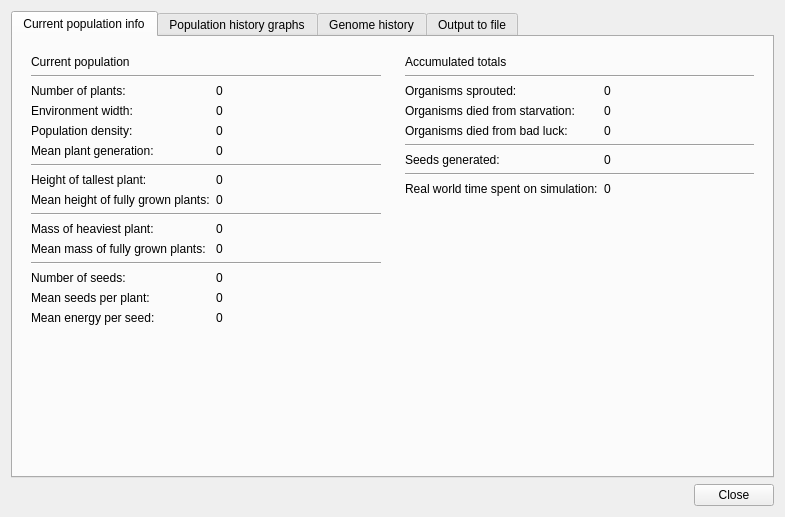
Old version of the form ui/statsandhistorydialog.ui in the repository rrwick/Grovolve.
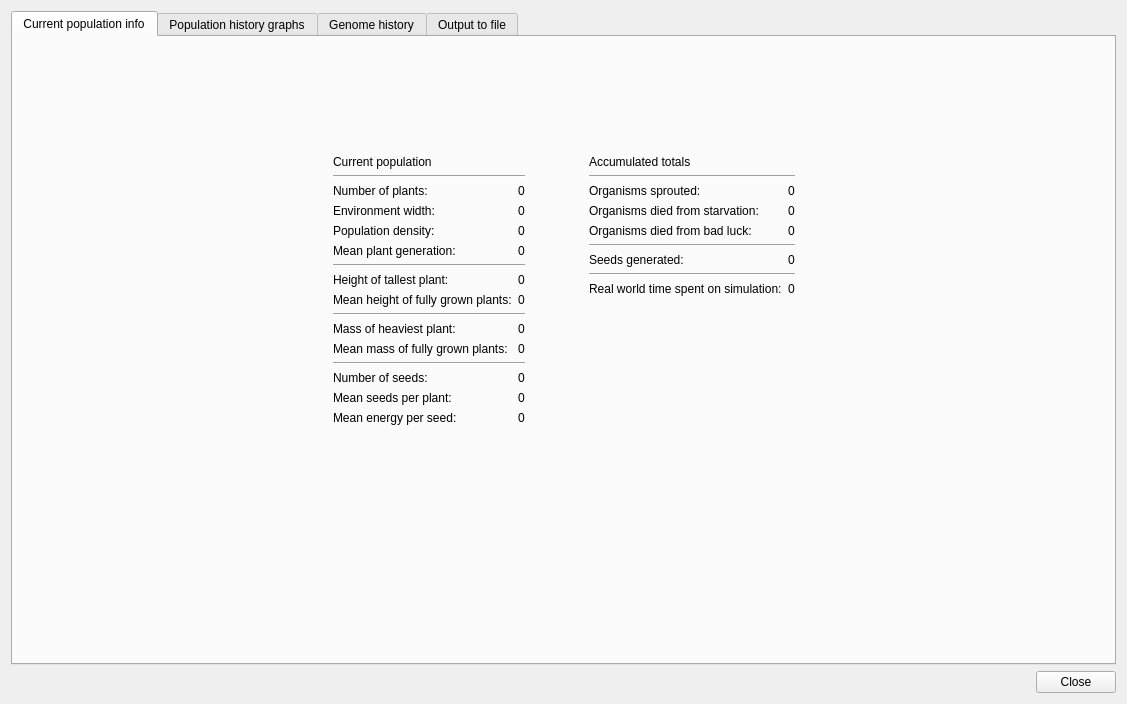
New version of the form. Custom widgets are drawn as their Qt base class.

Commit message: Adjust positioning in information dialog

The edit to the form file:
```diff
--- a/ui/statsandhistorydialog.ui
+++ b/ui/statsandhistorydialog.ui
@@ -6,8 +6,8 @@
    <rect>
     <x>0</x>
     <y>0</y>
-    <width>785</width>
-    <height>517</height>
+    <width>1127</width>
+    <height>704</height>
    </rect>
   </property>
   <property name="windowTitle">
@@ -26,10 +26,169 @@
       <attribute name="title">
        <string>Current population info</string>
       </attribute>
-      <layout class="QHBoxLayout" name="horizontalLayout">
-       <item>
+      <layout class="QGridLayout" name="gridLayout_4">
+       <item row="1" column="3">
+        <widget class="QWidget" name="widget_3" native="true">
+         <layout class="QGridLayout" name="gridLayout_2">
+          <item row="2" column="0">
+           <widget class="QLabel" name="label_5">
+            <property name="text">
+             <string>Organisms sprouted:</string>
+            </property>
+           </widget>
+          </item>
+          <item row="3" column="0">
+           <widget class="QLabel" name="label_6">
+            <property name="text">
+             <string>Organisms died from starvation:</string>
+            </property>
+           </widget>
+          </item>
+          <item row="1" column="0" colspan="2">
+           <widget class="Line" name="line_9">
+            <property name="orientation">
+             <enum>Qt::Horizontal</enum>
+            </property>
+           </widget>
+          </item>
+          <item row="2" column="1">
+           <widget class="QLabel" name="organismsSproutedLabel">
+            <property name="text">
+             <string>0</string>
+            </property>
+           </widget>
+          </item>
+          <item row="6" column="0">
+           <widget class="QLabel" name="label_10">
+            <property name="text">
+             <string>Seeds generated:</string>
+            </property>
+           </widget>
+          </item>
+          <item row="4" column="0">
+           <widget class="QLabel" name="label_7">
+            <property name="text">
+             <string>Organisms died from bad luck:</string>
+            </property>
+           </widget>
+          </item>
+          <item row="6" column="1">
+           <widget class="QLabel" name="seedsGeneratedLabel">
+            <property name="text">
+             <string>0</string>
+            </property>
+           </widget>
+          </item>
+          <item row="3" column="1">
+           <widget class="QLabel" name="organismsStarvedLabel">
+            <property name="text">
+             <string>0</string>
+            </property>
+           </widget>
+          </item>
+          <item row="4" column="1">
+           <widget class="QLabel" name="organismsDiedFromBadLuckLabel">
+            <property name="text">
+             <string>0</string>
+            </property>
+           </widget>
+          </item>
+          <item row="5" column="0" colspan="2">
+           <widget class="Line" name="line_2">
+            <property name="orientation">
+             <enum>Qt::Horizontal</enum>
+            </property>
+           </widget>
+          </item>
+          <item row="0" column="0" colspan="2">
+           <widget class="QLabel" name="accumulatedTotalsTitle">
+            <property name="text">
+             <string>Accumulated totals</string>
+            </property>
+           </widget>
+          </item>
+          <item row="8" column="0" colspan="2">
+           <widget class="Line" name="line_7">
+            <property name="orientation">
+             <enum>Qt::Horizontal</enum>
+            </property>
+           </widget>
+          </item>
+          <item row="10" column="1">
+           <widget class="QLabel" name="realWorldTimeLabel">
+            <property name="text">
+             <string>0</string>
+            </property>
+           </widget>
+          </item>
+          <item row="10" column="0">
+           <widget class="QLabel" name="label_21">
+            <property name="text">
+             <string>Real world time spent on simulation:</string>
+            </property>
+           </widget>
+          </item>
+          <item row="13" column="0">
+           <spacer name="verticalSpacer_2">
+            <property name="orientation">
+             <enum>Qt::Vertical</enum>
+            </property>
+            <property name="sizeHint" stdset="0">
+             <size>
+              <width>20</width>
+              <height>0</height>
+             </size>
+            </property>
+           </spacer>
+          </item>
+         </layout>
+        </widget>
+       </item>
+       <item row="1" column="1">
         <widget class="QWidget" name="widget" native="true">
          <layout class="QGridLayout" name="gridLayout">
+          <item row="4" column="1">
+           <widget class="QLabel" name="environmentWidthLabel">
+            <property name="text">
+             <string>0</string>
+            </property>
+           </widget>
+          </item>
+          <item row="13" column="0">
+           <widget class="QLabel" name="label_18">
+            <property name="text">
+             <string>Mass of heaviest plant:</string>
+            </property>
+           </widget>
+          </item>
+          <item row="12" column="0" colspan="2">
+           <widget class="Line" name="line_8">
+            <property name="orientation">
+             <enum>Qt::Horizontal</enum>
+            </property>
+           </widget>
+          </item>
+          <item row="13" column="1">
+           <widget class="QLabel" name="heaviestPlantLabel">
+            <property name="text">
+             <string>0</string>
+            </property>
+           </widget>
+          </item>
+          <item row="14" column="0">
+           <widget class="QLabel" name="label_19">
+            <property name="text">
+             <string>Mean mass of fully grown plants:</string>
+            </property>
+           </widget>
+          </item>
+          <item row="14" column="1">
+           <widget class="QLabel" name="meanMassOfFullyGrownPlantsLabel">
+            <property name="text">
+             <string>0</string>
+            </property>
+           </widget>
+          </item>
           <item row="16" column="0">
            <widget class="QLabel" name="label_23">
             <property name="text">
@@ -93,29 +252,6 @@
             </property>
            </widget>
           </item>
-          <item row="19" column="0">
-           <spacer name="verticalSpacer">
-            <property name="orientation">
-             <enum>Qt::Vertical</enum>
-            </property>
-            <property name="sizeType">
-             <enum>QSizePolicy::Expanding</enum>
-            </property>
-            <property name="sizeHint" stdset="0">
-             <size>
-              <width>20</width>
-              <height>10</height>
-             </size>
-            </property>
-           </spacer>
-          </item>
-          <item row="10" column="1">
-           <widget class="QLabel" name="tallestPlantLabel">
-            <property name="text">
-             <string>0</string>
-            </property>
-           </widget>
-          </item>
           <item row="3" column="1">
            <widget class="QLabel" name="organismCountLabel">
             <property name="text">
@@ -193,168 +329,97 @@
             </property>
            </widget>
           </item>
-          <item row="4" column="1">
-           <widget class="QLabel" name="environmentWidthLabel">
-            <property name="text">
-             <string>0</string>
-            </property>
-           </widget>
-          </item>
-          <item row="13" column="0">
-           <widget class="QLabel" name="label_18">
-            <property name="text">
-             <string>Mass of heaviest plant:</string>
-            </property>
-           </widget>
-          </item>
-          <item row="12" column="0" colspan="2">
-           <widget class="Line" name="line_8">
-            <property name="orientation">
-             <enum>Qt::Horizontal</enum>
-            </property>
-           </widget>
-          </item>
-          <item row="13" column="1">
-           <widget class="QLabel" name="heaviestPlantLabel">
-            <property name="text">
-             <string>0</string>
-            </property>
-           </widget>
-          </item>
-          <item row="14" column="0">
-           <widget class="QLabel" name="label_19">
-            <property name="text">
-             <string>Mean mass of fully grown plants:</string>
-            </property>
-           </widget>
-          </item>
-          <item row="14" column="1">
-           <widget class="QLabel" name="meanMassOfFullyGrownPlantsLabel">
-            <property name="text">
-             <string>0</string>
-            </property>
-           </widget>
-          </item>
-         </layout>
-        </widget>
-       </item>
-       <item>
-        <widget class="QWidget" name="widget_3" native="true">
-         <layout class="QGridLayout" name="gridLayout_2">
-          <item row="2" column="0">
-           <widget class="QLabel" name="label_5">
-            <property name="text">
-             <string>Organisms sprouted:</string>
-            </property>
-           </widget>
-          </item>
-          <item row="3" column="0">
-           <widget class="QLabel" name="label_6">
-            <property name="text">
-             <string>Organisms died from starvation:</string>
-            </property>
-           </widget>
-          </item>
-          <item row="1" column="0" colspan="2">
-           <widget class="Line" name="line_9">
-            <property name="orientation">
-             <enum>Qt::Horizontal</enum>
-            </property>
-           </widget>
-          </item>
-          <item row="2" column="1">
-           <widget class="QLabel" name="organismsSproutedLabel">
-            <property name="text">
-             <string>0</string>
-            </property>
-           </widget>
-          </item>
-          <item row="6" column="0">
-           <widget class="QLabel" name="label_10">
-            <property name="text">
-             <string>Seeds generated:</string>
-            </property>
-           </widget>
-          </item>
-          <item row="4" column="0">
-           <widget class="QLabel" name="label_7">
-            <property name="text">
-             <string>Organisms died from bad luck:</string>
-            </property>
-           </widget>
-          </item>
-          <item row="6" column="1">
-           <widget class="QLabel" name="seedsGeneratedLabel">
-            <property name="text">
-             <string>0</string>
-            </property>
-           </widget>
-          </item>
-          <item row="3" column="1">
-           <widget class="QLabel" name="organismsStarvedLabel">
-            <property name="text">
-             <string>0</string>
-            </property>
-           </widget>
-          </item>
-          <item row="4" column="1">
-           <widget class="QLabel" name="organismsDiedFromBadLuckLabel">
-            <property name="text">
-             <string>0</string>
-            </property>
-           </widget>
-          </item>
-          <item row="13" column="0">
-           <spacer name="verticalSpacer_2">
-            <property name="orientation">
-             <enum>Qt::Vertical</enum>
-            </property>
-            <property name="sizeHint" stdset="0">
-             <size>
-              <width>20</width>
-              <height>10</height>
-             </size>
-            </property>
-           </spacer>
-          </item>
-          <item row="5" column="0" colspan="2">
-           <widget class="Line" name="line_2">
-            <property name="orientation">
-             <enum>Qt::Horizontal</enum>
-            </property>
-           </widget>
-          </item>
-          <item row="0" column="0" colspan="2">
-           <widget class="QLabel" name="accumulatedTotalsTitle">
-            <property name="text">
-             <string>Accumulated totals</string>
-            </property>
-           </widget>
-          </item>
-          <item row="8" column="0" colspan="2">
-           <widget class="Line" name="line_7">
-            <property name="orientation">
-             <enum>Qt::Horizontal</enum>
-            </property>
-           </widget>
-          </item>
           <item row="10" column="1">
-           <widget class="QLabel" name="realWorldTimeLabel">
+           <widget class="QLabel" name="tallestPlantLabel">
             <property name="text">
              <string>0</string>
             </property>
            </widget>
           </item>
-          <item row="10" column="0">
-           <widget class="QLabel" name="label_21">
-            <property name="text">
-             <string>Real world time spent on simulation:</string>
-            </property>
-           </widget>
-          </item>
          </layout>
         </widget>
        </item>
+       <item row="0" column="0">
+        <spacer name="verticalSpacer_6">
+         <property name="orientation">
+          <enum>Qt::Vertical</enum>
+         </property>
+         <property name="sizeHint" stdset="0">
+          <size>
+           <width>20</width>
+           <height>0</height>
+          </size>
+         </property>
+        </spacer>
+       </item>
+       <item row="2" column="0">
+        <spacer name="horizontalSpacer_11">
+         <property name="orientation">
+          <enum>Qt::Horizontal</enum>
+         </property>
+         <property name="sizeHint" stdset="0">
+          <size>
+           <width>0</width>
+           <height>20</height>
+          </size>
+         </property>
+        </spacer>
+       </item>
+       <item row="2" column="2">
+        <spacer name="horizontalSpacer_12">
+         <property name="orientation">
+          <enum>Qt::Horizontal</enum>
+         </property>
+         <property name="sizeType">
+          <enum>QSizePolicy::Preferred</enum>
+         </property>
+         <property name="sizeHint" stdset="0">
+          <size>
+           <width>40</width>
+           <height>20</height>
+          </size>
+         </property>
+        </spacer>
+       </item>
+       <item row="2" column="4">
+        <spacer name="horizontalSpacer_13">
+         <property name="orientation">
+          <enum>Qt::Horizontal</enum>
+         </property>
+         <property name="sizeHint" stdset="0">
+          <size>
+           <width>0</width>
+           <height>20</height>
+          </size>
+         </property>
+        </spacer>
+       </item>
+       <item row="3" column="0">
+        <spacer name="verticalSpacer">
+         <property name="orientation">
+          <enum>Qt::Vertical</enum>
+         </property>
+         <property name="sizeHint" stdset="0">
+          <size>
+           <width>20</width>
+           <height>0</height>
+          </size>
+         </property>
+        </spacer>
+       </item>
+       <item row="4" column="0">
+        <spacer name="verticalSpacer_8">
+         <property name="orientation">
+          <enum>Qt::Vertical</enum>
+         </property>
+         <property name="sizeHint" stdset="0">
+          <size>
+           <width>20</width>
+           <height>0</height>
+          </size>
+         </property>
+        </spacer>
+       </item>
       </layout>
      </widget>
      <widget class="QWidget" name="historyTab">
@@ -750,14 +815,14 @@
         </widget>
        </item>
        <item>
-        <spacer name="verticalSpacer_6">
+        <spacer name="verticalSpacer_3">
          <property name="orientation">
           <enum>Qt::Vertical</enum>
          </property>
          <property name="sizeHint" stdset="0">
           <size>
            <width>20</width>
-           <height>40</height>
+           <height>0</height>
           </size>
          </property>
         </spacer>
@@ -958,6 +1023,19 @@
          </layout>
         </widget>
        </item>
+       <item>
+        <spacer name="verticalSpacer_4">
+         <property name="orientation">
+          <enum>Qt::Vertical</enum>
+         </property>
+         <property name="sizeHint" stdset="0">
+          <size>
+           <width>20</width>
+           <height>0</height>
+          </size>
+         </property>
+        </spacer>
+       </item>
        <item>
         <spacer name="verticalSpacer_5">
          <property name="orientation">
@@ -966,7 +1044,7 @@
          <property name="sizeHint" stdset="0">
           <size>
            <width>20</width>
-           <height>40</height>
+           <height>0</height>
           </size>
          </property>
         </spacer>
```
The commit also changes 1 other file.
